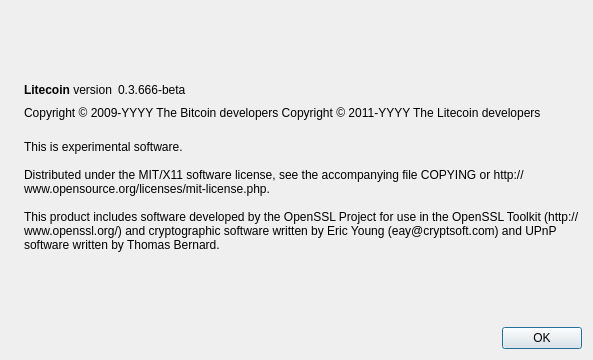
Old version of the form src/qt/forms/aboutdialog.ui in the repository bootycoin/booty.
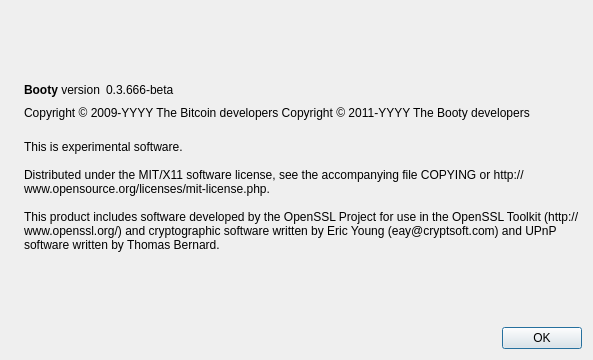
New version of the form. Icons and pictures are not drawn.

What changed in the file:
```diff
--- a/src/qt/forms/aboutdialog.ui
+++ b/src/qt/forms/aboutdialog.ui
@@ -50,7 +50,7 @@
           <cursorShape>IBeamCursor</cursorShape>
          </property>
          <property name="text">
-          <string>&lt;b&gt;Litecoin&lt;/b&gt; version</string>
+          <string>&lt;b&gt;Booty&lt;/b&gt; version</string>
          </property>
          <property name="textInteractionFlags">
           <set>Qt::LinksAccessibleByMouse|Qt::TextSelectableByKeyboard|Qt::TextSelectableByMouse</set>
@@ -92,7 +92,7 @@
        </property>
        <property name="text">
         <string notr="true">Copyright &amp;copy; 2009-YYYY The Bitcoin developers
-Copyright &amp;copy; 2011-YYYY The Litecoin developers</string>
+Copyright &amp;copy; 2011-YYYY The Booty developers</string>
        </property>
        <property name="textFormat">
         <enum>Qt::RichText</enum>
```
Left out of the diff: 2 changed lines with no effect on the pictures.
